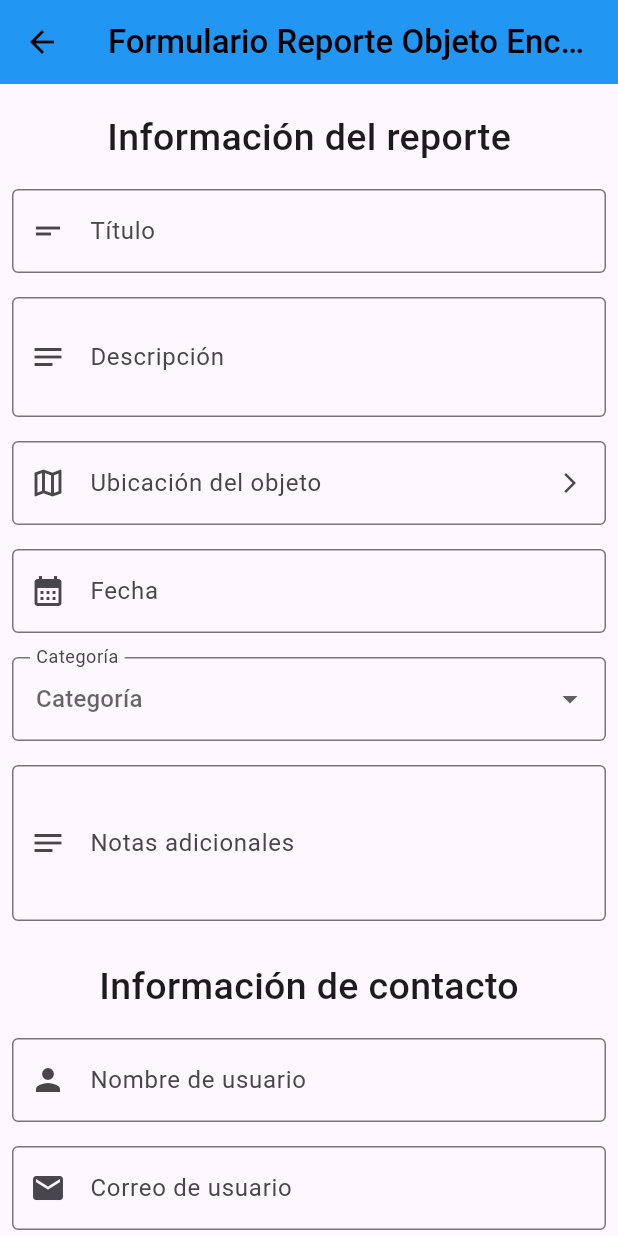
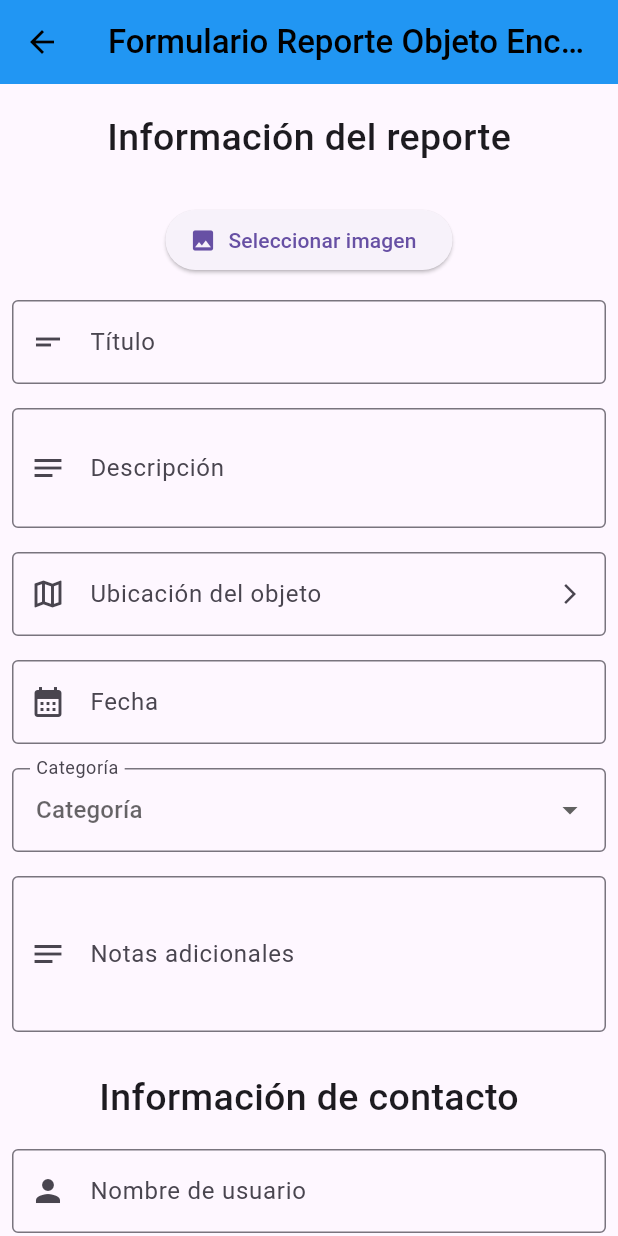
Before and after one commit to jmonsalve622/Proyecto-Ing-SW-10, a Flutter app: the CreateFoundObjectReportPage screen opened directly, on a phone screen of 412 x 824 dp. Run offline on Flutter 3.47's test engine with Material 3 defaults, Android fonts, the light colour scheme and no system bars; our stand-ins replace flutter_map, image_picker, latlong2.

Commit message:
se añade image picker, se añade la funcionalidad de agregar fotos

```diff
--- a/lib/pages/create_found_object_report_page.dart
+++ b/lib/pages/create_found_object_report_page.dart
@@ -1,7 +1,11 @@
+import 'dart:io';
+
 import 'package:flutter/material.dart';
 import 'package:latlong2/latlong.dart';
 import 'osm_map_picker.dart';
 import 'package:proyecto_ing_sw_10/utils/logic.dart';
+import 'package:image_picker/image_picker.dart';
+
 
 class CreateFoundObjectReportPage extends StatefulWidget {
   const CreateFoundObjectReportPage({super.key});
@@ -11,6 +15,9 @@ class CreateFoundObjectReportPage extends StatefulWidget {
 }
 
 class _CreateFoundObjectReportPageState extends State<CreateFoundObjectReportPage> {
+  XFile? image;
+  File imagefinal = File('diagramas/vacio.jpg');
+  final ImagePicker picker = ImagePicker();
   final TextEditingController _titleController = TextEditingController();
   final TextEditingController _descriptionController = TextEditingController();
   final TextEditingController _ubicationController = TextEditingController();
@@ -41,6 +48,21 @@ class _CreateFoundObjectReportPageState extends State<CreateFoundObjectReportPag
             padding: EdgeInsets.all(8),
             child: Text("Información del reporte",
                 style: TextStyle(fontSize: 25, fontWeight: FontWeight.w500)),
+          ),
+          Padding(
+            padding:const EdgeInsets.all(8),
+            child: Column(
+              children: [
+                const SizedBox(height: 10),
+                ElevatedButton.icon(
+                onPressed: () async {
+                  image =  await picker.pickImage(source: ImageSource.gallery);
+                },
+                icon: const Icon(Icons.image),
+                label: const Text("Seleccionar imagen"),
+                )
+              ]
+            ),
           ),
           Padding(
             padding: const EdgeInsets.all(8),
@@ -291,8 +313,12 @@ class _CreateFoundObjectReportPageState extends State<CreateFoundObjectReportPag
                     );
                     return;
                   }
+                  if(image != null){
+                    imagefinal = File(image!.path);
+                  }
 
                   final newReport = Report(
+                    image: imagefinal,
                     id: DateTime.now().millisecondsSinceEpoch.toString(),
                     object: LostObject(
                       id: "obj-${DateTime.now().millisecondsSinceEpoch}",
--- a/lib/utils/logic.dart
+++ b/lib/utils/logic.dart
@@ -1,4 +1,8 @@
 //Clase Usuario, por ahora solo contiene los atributos basicos: id, nombre y correo
+import 'dart:io';
+import 'package:image_picker/image_picker.dart';
+import 'package:flutter/material.dart';
+
 class User {
   final String id;
   final String name;
@@ -43,6 +47,7 @@ class LostObject {
 //del objeto, la ubicacion donde se perdio\encontro, la categoria del objeto (para los filtros), la fecha de la publicacion y
 //el numero de id del usuario que hizo el reporte
 class Report {
+  final File image;
   final String id;
   final LostObject object;
   final String title;
@@ -59,6 +64,7 @@ class Report {
   String reportState;
 
   Report({
+    required this.image,
     required this.id,
     required this.object,
     required this.title,
--- a/pubspec.yaml
+++ b/pubspec.yaml
@@ -15,6 +15,8 @@ dependencies:
   intl: ^0.18.1
   flutter_map: ^8.2.2
   latlong2: ^0.9.1
+  image: ^4.5.4
+  image_picker: ^1.2.1
 
 dev_dependencies:
   flutter_test:
@@ -24,6 +26,8 @@ dev_dependencies:
 
 flutter:
   uses-material-design: true
+  assets:
+    - diagramas/vacio.jpg
 
   # To add assets to your application, add an assets section, like this:
   # assets:
```
Also changed, not shown: lib/pages/create_lost_object_report_page.dart (+19 -1 lines), diagramas/vacio.jpg (added), pubspec.lock, 5 other files.
